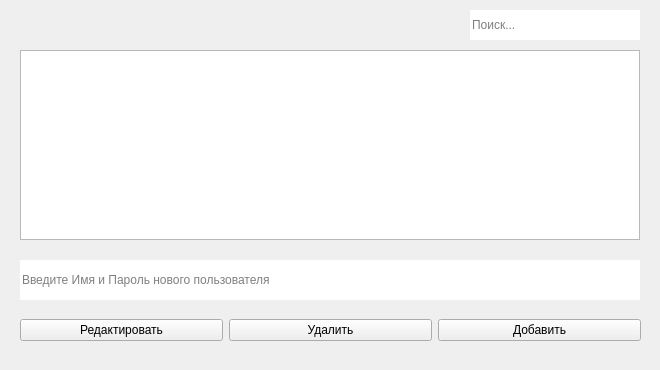
Before: the Qt Designer form qt5/admin_panel.ui in Evgeny-QA/warehouse_project, drawn with Qt 5.
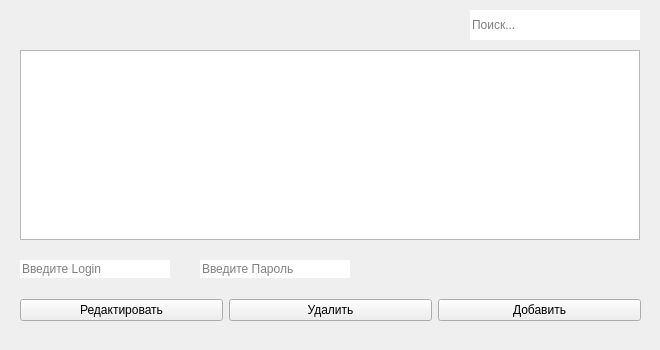
After: the same form once the commit is applied.

The edit to the form file:
```diff
--- a/qt5/admin_panel.ui
+++ b/qt5/admin_panel.ui
@@ -10,7 +10,7 @@
     <x>0</x>
     <y>0</y>
     <width>660</width>
-    <height>370</height>
+    <height>350</height>
    </rect>
   </property>
   <property name="windowTitle">
@@ -47,22 +47,22 @@
     <rect>
      <x>20</x>
      <y>260</y>
-     <width>620</width>
-     <height>40</height>
+     <width>150</width>
+     <height>18</height>
     </rect>
    </property>
    <property name="frame">
     <bool>false</bool>
    </property>
    <property name="placeholderText">
-    <string>Введите Имя и Пароль нового пользователя</string>
+    <string>Введите Login</string>
    </property>
   </widget>
   <widget class="QWidget" name="layoutWidget">
    <property name="geometry">
     <rect>
      <x>20</x>
-     <y>310</y>
+     <y>290</y>
      <width>621</width>
      <height>41</height>
     </rect>
@@ -100,6 +100,22 @@
     </item>
    </layout>
   </widget>
+  <widget class="QLineEdit" name="lineEdit_new_admin_password">
+   <property name="geometry">
+    <rect>
+     <x>200</x>
+     <y>260</y>
+     <width>150</width>
+     <height>18</height>
+    </rect>
+   </property>
+   <property name="frame">
+    <bool>false</bool>
+   </property>
+   <property name="placeholderText">
+    <string>Введите Пароль</string>
+   </property>
+  </widget>
  </widget>
  <resources/>
  <connections/>
```
Left out of the diff: 2 changed lines with no effect on the pictures.
